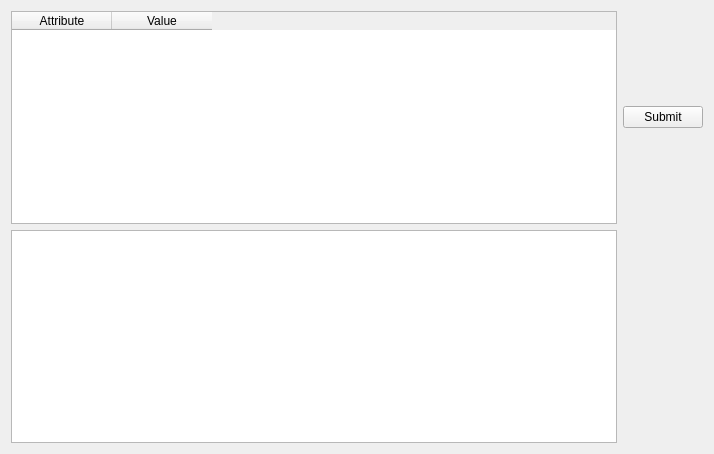
The window that user/elog_run_ctrl/module/ui/elogrunctrl.ui (hephy-dd/eudaq-1) describes before a commit, drawn with Qt 5.
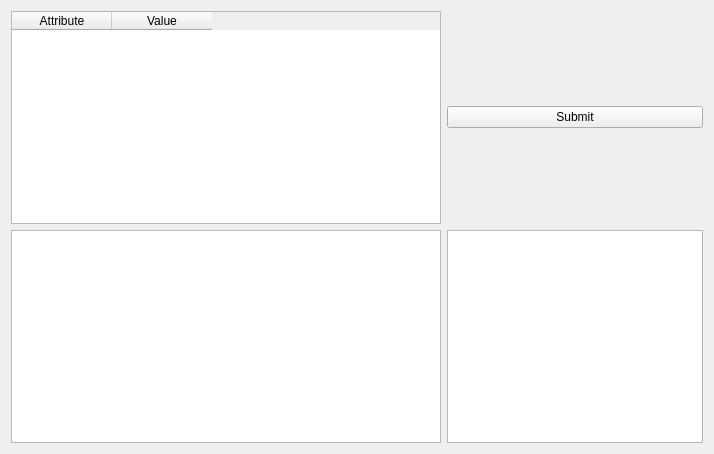
The same window after the commit.

Commit message: added log box, proper error recognition

```diff
--- a/user/elog_run_ctrl/module/ui/elogrunctrl.ui
+++ b/user/elog_run_ctrl/module/ui/elogrunctrl.ui
@@ -15,7 +15,7 @@
   </property>
   <layout class="QGridLayout" name="gridLayout_2">
    <item row="0" column="0">
-    <layout class="QGridLayout" name="gridLayout">
+    <layout class="QGridLayout" name="gridLayout" columnstretch="5,0">
      <item row="0" column="1">
       <widget class="QPushButton" name="pbSubmit">
        <property name="text">
@@ -43,6 +43,9 @@
      <item row="1" column="0">
       <widget class="QTextEdit" name="teMessage"/>
      </item>
+     <item row="1" column="1">
+      <widget class="QTextBrowser" name="tbLog"/>
+     </item>
     </layout>
    </item>
   </layout>
```
Left out of the diff: 2 changed lines with no effect on the pictures. The commit also changes 2 other files.
